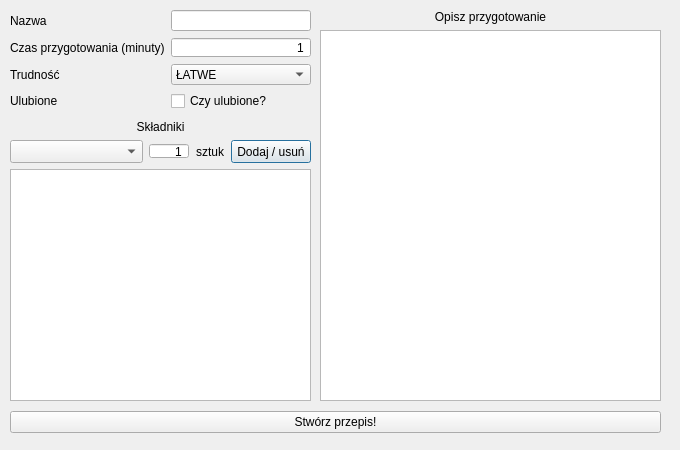
The window that KsiazKuch/addprzepisdialog.ui (Valumior/KsiazKuch) describes before a commit, drawn with Qt 5.
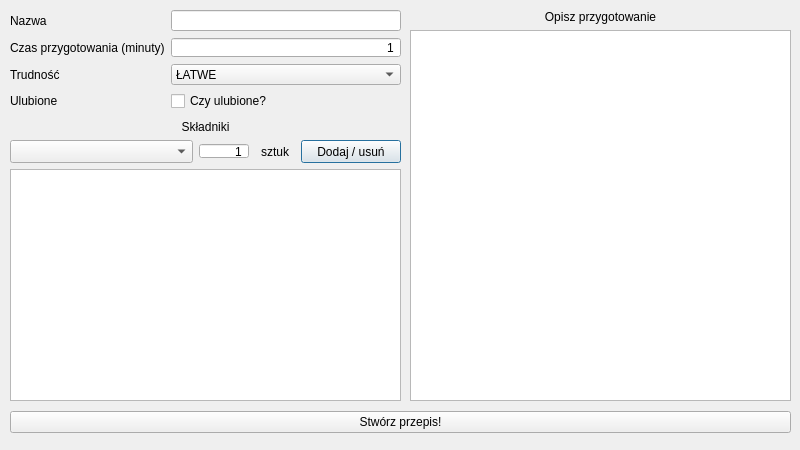
The same window after the commit.

Commit message: Widened layout on existing dialogs

What changed in the file:
```diff
--- a/KsiazKuch/addprzepisdialog.ui
+++ b/KsiazKuch/addprzepisdialog.ui
@@ -9,19 +9,19 @@
    <rect>
     <x>0</x>
     <y>0</y>
-    <width>680</width>
+    <width>800</width>
     <height>450</height>
    </rect>
   </property>
   <property name="minimumSize">
    <size>
-    <width>680</width>
+    <width>800</width>
     <height>450</height>
    </size>
   </property>
   <property name="maximumSize">
    <size>
-    <width>680</width>
+    <width>800</width>
     <height>450</height>
    </size>
   </property>
@@ -33,7 +33,7 @@
     <rect>
      <x>10</x>
      <y>120</y>
-     <width>301</width>
+     <width>391</width>
      <height>281</height>
     </rect>
    </property>
@@ -76,13 +76,13 @@
        <widget class="QSpinBox" name="jednostkaSpinBox">
         <property name="minimumSize">
          <size>
-          <width>40</width>
+          <width>50</width>
           <height>16</height>
          </size>
         </property>
         <property name="maximumSize">
          <size>
-          <width>40</width>
+          <width>50</width>
           <height>16</height>
          </size>
         </property>
@@ -104,13 +104,13 @@
        <widget class="QLabel" name="jednostkaLabel">
         <property name="minimumSize">
          <size>
-          <width>30</width>
+          <width>40</width>
           <height>23</height>
          </size>
         </property>
         <property name="maximumSize">
          <size>
-          <width>30</width>
+          <width>40</width>
           <height>23</height>
          </size>
         </property>
@@ -126,13 +126,13 @@
        <widget class="QPushButton" name="dodajSkladnikPushButton">
         <property name="minimumSize">
          <size>
-          <width>80</width>
+          <width>100</width>
           <height>23</height>
          </size>
         </property>
         <property name="maximumSize">
          <size>
-          <width>80</width>
+          <width>100</width>
           <height>23</height>
          </size>
         </property>
@@ -157,7 +157,7 @@
     <rect>
      <x>10</x>
      <y>410</y>
-     <width>651</width>
+     <width>781</width>
      <height>25</height>
     </rect>
    </property>
@@ -176,7 +176,7 @@
     <rect>
      <x>10</x>
      <y>10</y>
-     <width>301</width>
+     <width>391</width>
      <height>101</height>
     </rect>
    </property>
@@ -274,9 +274,9 @@
   <widget class="QWidget" name="verticalLayoutWidget">
    <property name="geometry">
     <rect>
-     <x>320</x>
+     <x>410</x>
      <y>10</y>
-     <width>341</width>
+     <width>381</width>
      <height>391</height>
     </rect>
    </property>
```
The commit also changes 3 other files.
